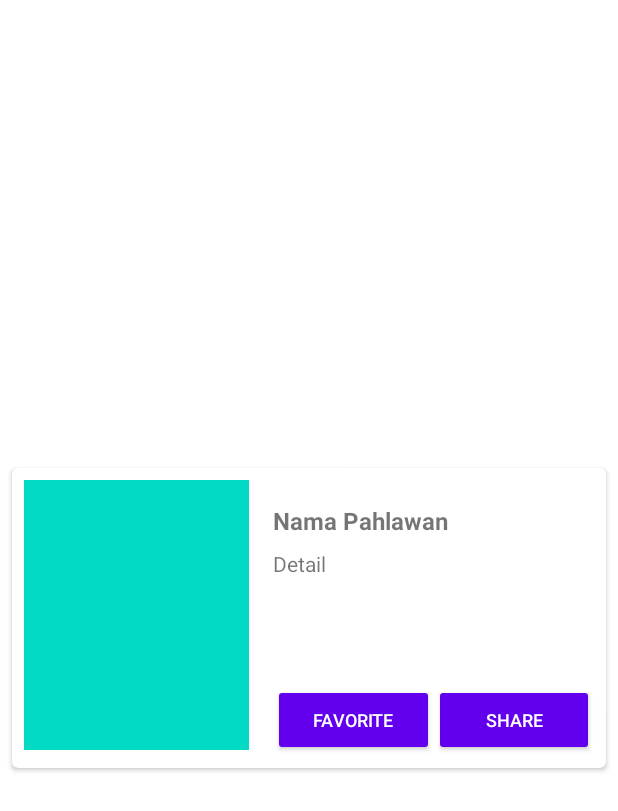
After one commit to ramdhanjr11/MyRecyclerView, an Android app: the layout item_cardview_hero.xml on its own in the app's theme, with its tools: preview values and no code run, on a phone screen of 412 x 824 dp. The commit adds this screen. Shown: the top 811 px of the screen. Run offline under Robolectric (Android 15) with nearby library versions, the phone set to English and light mode, and no system bars.

Commit message:
Added CardViewHeroAdapter.kt and item_cardview_hero.xml for implements a CardView in recyclerview

```diff
--- a/app/src/main/java/com/muramsyah/myrecyclerview/GridHeroAdapter.kt
+++ b/app/src/main/java/com/muramsyah/myrecyclerview/GridHeroAdapter.kt
@@ -8,7 +8,7 @@ import androidx.recyclerview.widget.RecyclerView
 import com.bumptech.glide.Glide
 import com.bumptech.glide.request.RequestOptions
 
-class GridHeroAdapter(val listHero: ArrayList<Hero>) : RecyclerView.Adapter<GridHeroAdapter.GridViewHolder>() {
+class GridHeroAdapter(private val listHero: ArrayList<Hero>) : RecyclerView.Adapter<GridHeroAdapter.GridViewHolder>() {
 
     override fun onCreateViewHolder(parent: ViewGroup, viewType: Int): GridViewHolder {
         val view = LayoutInflater.from(parent.context).inflate(R.layout.item_grid_hero, parent, false)
--- /dev/null
+++ b/app/src/main/res/layout/item_cardview_hero.xml
@@ -0,0 +1,86 @@
+<?xml version="1.0" encoding="utf-8"?>
+<androidx.cardview.widget.CardView xmlns:android="http://schemas.android.com/apk/res/android"
+    xmlns:tools="http://schemas.android.com/tools"
+    xmlns:app="http://schemas.android.com/apk/res-auto"
+    android:id="@+id/card_view"
+    android:layout_width="match_parent"
+    android:layout_height="wrap_content"
+    android:layout_gravity="center"
+    android:layout_marginLeft="8dp"
+    android:layout_marginTop="4dp"
+    android:layout_marginRight="8dp"
+    android:layout_marginBottom="4dp"
+    app:cardCornerRadius="4dp">
+
+    <RelativeLayout
+        android:layout_width="match_parent"
+        android:layout_height="200dp"
+        android:padding="8dp">
+
+        <ImageView
+            android:id="@+id/img_item_photo"
+            android:layout_width="150dp"
+            android:layout_height="220dp"
+            android:layout_marginBottom="4dp"
+            android:scaleType="centerCrop"
+            tools:src="@color/teal_200" />
+
+        <TextView
+            android:id="@+id/tv_item_name"
+            android:layout_width="match_parent"
+            android:layout_height="wrap_content"
+            android:layout_marginLeft="16dp"
+            android:layout_marginTop="16dp"
+            android:layout_marginRight="16dp"
+            android:layout_marginBottom="8dp"
+            android:layout_toEndOf="@id/img_item_photo"
+            android:layout_toRightOf="@id/img_item_photo"
+            android:textSize="16sp"
+            android:textStyle="bold"
+            tools:text="@string/heroes_name" />
+
+        <TextView
+            android:id="@+id/tv_item_detail"
+            android:layout_width="match_parent"
+            android:layout_height="wrap_content"
+            android:layout_above="@id/layout_button"
+            android:layout_below="@id/tv_item_name"
+            android:layout_marginLeft="16dp"
+            android:layout_marginRight="16dp"
+            android:layout_toEndOf="@id/img_item_photo"
+            android:layout_toRightOf="@id/img_item_photo"
+            android:ellipsize="end"
+            android:maxLines="5"
+            tools:text="@string/detail"/>
+
+        <LinearLayout
+            android:id="@+id/layout_button"
+            android:layout_width="match_parent"
+            android:layout_height="wrap_content"
+            android:layout_alignParentBottom="true"
+            android:layout_marginStart="16dp"
+            android:layout_marginLeft="16dp"
+            android:layout_toEndOf="@id/img_item_photo"
+            android:layout_toRightOf="@id/img_item_photo"
+            android:orientation="horizontal">
+
+            <Button
+                android:id="@+id/btn_set_favorite"
+                style="@style/Widget.AppCompat.Button.Colored"
+                android:layout_width="match_parent"
+                android:layout_height="wrap_content"
+                android:layout_weight="1"
+                android:text="@string/favorite"
+                android:textSize="12sp" />
+
+            <Button
+                android:id="@+id/btn_set_share"
+                style="@style/Widget.AppCompat.Button.Colored"
+                android:layout_width="match_parent"
+                android:layout_height="wrap_content"
+                android:layout_weight="1"
+                android:text="@string/share"
+                android:textSize="12sp" />
+        </LinearLayout>
+    </RelativeLayout>
+</androidx.cardview.widget.CardView>
```
Also changed, not shown: app/src/main/java/com/muramsyah/myrecyclerview/CardViewHeroAdapter.kt (added, +43 -0 lines), app/src/main/java/com/muramsyah/myrecyclerview/MainActivity.kt (+17 -1 lines).
